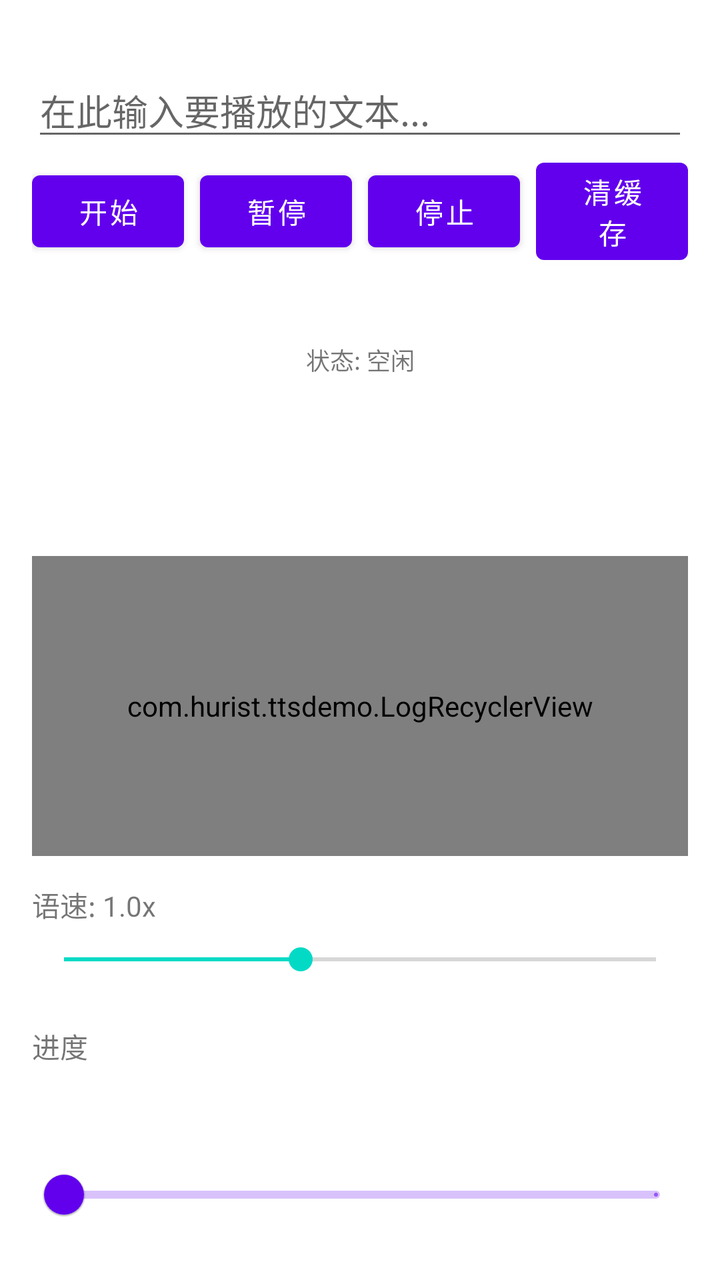
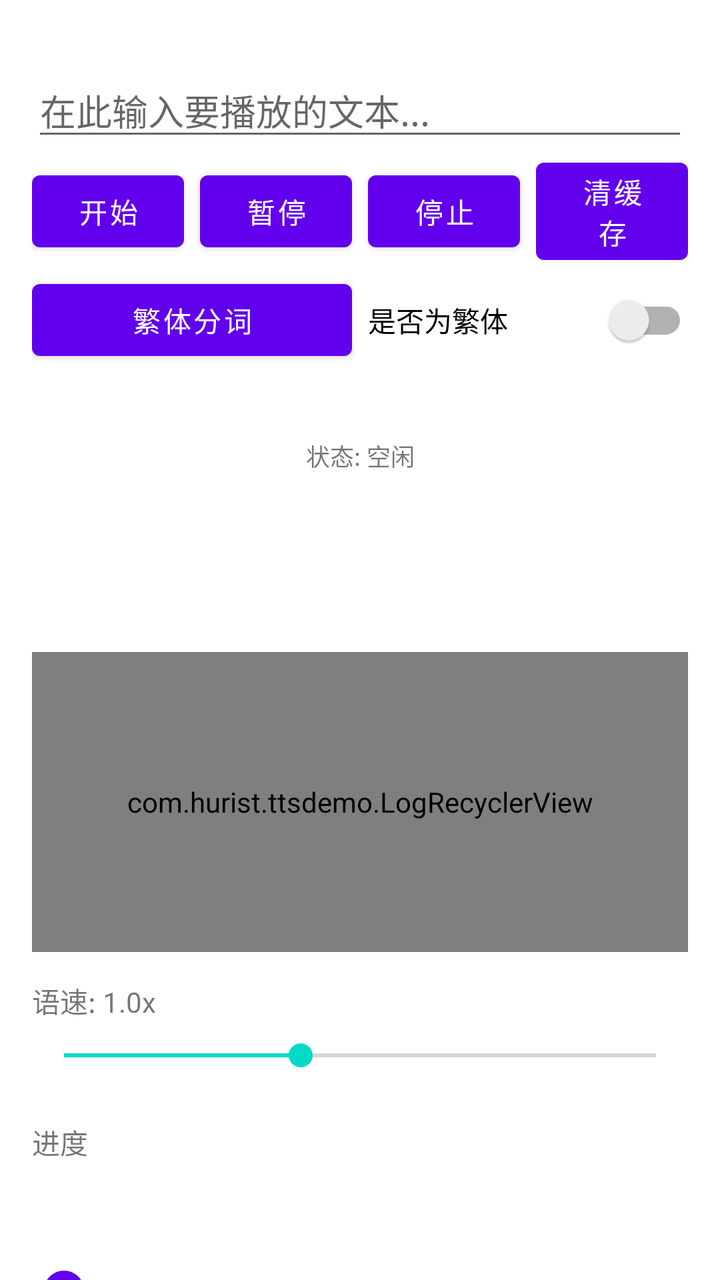

The first picture is an Android layout as it rendered before a commit; the second is the same layout after the commit. The layout source and the unified diff follow.
<!-- AndroidManifest.xml: activity theme Theme.MaterialComponents.DayNight.NoActionBar -->
<!-- res/layout/activity_main.xml -->
<?xml version="1.0" encoding="utf-8"?>
<androidx.core.widget.NestedScrollView xmlns:android="http://schemas.android.com/apk/res/android"
    xmlns:app="http://schemas.android.com/apk/res-auto"
    xmlns:tools="http://schemas.android.com/tools"
    android:layout_width="match_parent"
    android:layout_height="match_parent">

    <androidx.appcompat.widget.LinearLayoutCompat
        android:id="@+id/main"
        android:layout_width="match_parent"
        android:layout_height="match_parent"
        android:orientation="vertical"
        android:padding="16dp"
        tools:context=".MainActivity">

        <EditText
            android:id="@+id/editTextInput"
            android:layout_width="match_parent"
            android:layout_height="wrap_content"
            android:layout_marginTop="16dp"
            android:gravity="top|start"
            android:hint="在此输入要播放的文本..."
            android:inputType="textMultiLine"
            android:maxLines="5"
            android:minLines="1"
            android:scrollbars="vertical"
            app:layout_constraintEnd_toEndOf="parent"
            app:layout_constraintStart_toStartOf="parent"
            app:layout_constraintTop_toTopOf="parent" />

        <androidx.appcompat.widget.LinearLayoutCompat
            android:layout_width="match_parent"
            android:layout_height="wrap_content"
            android:gravity="center_vertical"
            android:orientation="horizontal">


            <Button
                android:id="@+id/buttonPlay"
                android:layout_width="0dp"
                android:layout_height="wrap_content"
                android:layout_marginEnd="8dp"
                android:layout_weight="1"
                android:text="开始"
                app:layout_constraintEnd_toStartOf="@id/buttonPause"
                app:layout_constraintStart_toStartOf="parent"
                app:layout_constraintTop_toBottomOf="@id/spinnerVoice" />

            <Button
                android:id="@+id/buttonPause"
                android:layout_width="0dp"
                android:layout_height="wrap_content"
                android:layout_marginEnd="8dp"
                android:layout_weight="1"

                android:text="暂停"
                app:layout_constraintEnd_toStartOf="@id/buttonStop"
                app:layout_constraintStart_toEndOf="@id/buttonPlay"
                app:layout_constraintTop_toTopOf="@id/buttonPlay" />

            <Button
                android:id="@+id/buttonStop"
                android:layout_width="0dp"
                android:layout_height="wrap_content"
                android:layout_marginEnd="8dp"
                android:layout_weight="1"
                android:text="停止"
                app:layout_constraintEnd_toStartOf="@id/buttonClear"
                app:layout_constraintStart_toEndOf="@id/buttonPause"
                app:layout_constraintTop_toTopOf="@id/buttonPlay" />

            <Button
                android:id="@+id/buttonClear"
                android:layout_width="0dp"
                android:layout_height="wrap_content"
                android:layout_weight="1"
                android:text="清缓存"
                app:layout_constraintEnd_toEndOf="parent"
                app:layout_constraintStart_toEndOf="@id/buttonStop"
                app:layout_constraintTop_toTopOf="@id/buttonPlay" />

        </androidx.appcompat.widget.LinearLayoutCompat>


        <TextView
            android:id="@+id/textViewStatus"
            android:layout_width="match_parent"
            android:layout_height="wrap_content"
            android:layout_marginTop="4dp"
            android:gravity="center"
            android:minHeight="80dp"
            android:text="状态: 空闲"
            android:textSize="12sp"
            app:layout_constraintEnd_toEndOf="parent"
            app:layout_constraintStart_toStartOf="parent"
            app:layout_constraintTop_toBottomOf="@id/buttonPlay" />

        <TextView
            android:id="@+id/currentText"
            android:layout_width="match_parent"
            android:layout_height="wrap_content"
            android:minHeight="50dp"
            android:textSize="10sp" />

        <com.hurist.ttsdemo.LogRecyclerView
            android:id="@+id/logRecyclerView"
            android:layout_width="match_parent"
            android:layout_height="150dp"
            android:layout_marginTop="8dp"
            android:gravity="center"
            app:layout_constraintEnd_toEndOf="parent"
            app:layout_constraintStart_toStartOf="parent"
            app:layout_constraintTop_toBottomOf="@id/buttonPlay" />

        <TextView
            android:id="@+id/textViewSpeed"
            android:layout_width="wrap_content"
            android:layout_height="wrap_content"
            android:layout_marginTop="14dp"
            android:text="语速: 1.0x"
            app:layout_constraintStart_toStartOf="parent"
            app:layout_constraintTop_toBottomOf="@id/uidInput" />

        <SeekBar
            android:id="@+id/seekBarSpeed"
            android:layout_width="match_parent"
            android:layout_height="wrap_content"
            android:layout_marginTop="8dp"
            android:max="25"
            android:progress="10"
            app:layout_constraintEnd_toEndOf="parent"
            app:layout_constraintStart_toStartOf="parent"
            app:layout_constraintTop_toBottomOf="@id/textViewSpeed" />

        <TextView
            android:id="@+id/textViewProgress"
            android:layout_width="wrap_content"
            android:layout_height="wrap_content"
            android:layout_marginTop="24dp"
            android:text="进度"
            app:layout_constraintStart_toStartOf="parent"
            app:layout_constraintTop_toBottomOf="@id/seekBarSpeed" />

        <com.google.android.material.slider.Slider
            android:id="@+id/progress"
            android:layout_width="match_parent"
            android:layout_height="wrap_content"
            android:layout_marginTop="8dp"
            android:stepSize="1"
            android:value="0"
            android:valueFrom="0.0"
            android:valueTo="1.0"
            app:labelBehavior="visible"
            app:layout_constraintEnd_toEndOf="parent"
            app:layout_constraintStart_toStartOf="parent"
            app:layout_constraintTop_toBottomOf="@id/textViewProgress"
            app:tickVisible="true" />

        <TextView
            android:id="@+id/textViewVoice"
            android:layout_width="wrap_content"
            android:layout_height="wrap_content"
            android:layout_marginTop="16dp"
            android:text="发音人:"
            app:layout_constraintStart_toStartOf="parent"
            app:layout_constraintTop_toBottomOf="@id/progress" />

        <Spinner
            android:id="@+id/spinnerVoice"
            android:layout_width="match_parent"
            android:layout_height="wrap_content"
            android:layout_marginTop="8dp"
            app:layout_constraintEnd_toEndOf="parent"
            app:layout_constraintStart_toStartOf="parent"
            app:layout_constraintTop_toBottomOf="@id/textViewVoice" />


        <EditText
            android:id="@+id/tokenInput"
            android:layout_width="match_parent"
            android:layout_height="wrap_content"
            android:layout_marginTop="8dp"
            android:gravity="top|start"
            android:hint="token输入框"
            android:inputType="textMultiLine"
            android:scrollbars="vertical"
            android:text="yOqsngQ5CQ16j091qU8Rgvu/v5VskVLSnkjWORlDIrfQi+7DvEJoeiKv7MdsXY7o"
            android:visibility="gone" />

        <EditText
            android:id="@+id/uidInput"
            android:layout_width="match_parent"
            android:layout_height="wrap_content"
            android:layout_marginTop="16dp"
            android:gravity="top|start"
            android:hint="uid输入框"
            android:inputType="textMultiLine"
            android:scrollbars="vertical"
            android:text="925813821"
            android:visibility="gone" />


    </androidx.appcompat.widget.LinearLayoutCompat>
</androidx.core.widget.NestedScrollView>
<!-- resources referenced by this layout -->
<resources>

</resources>

<!-- the commit's change to res/layout/activity_main.xml (unified diff, before → after) -->
@@ -79,6 +79,60 @@
                 app:layout_constraintStart_toEndOf="@id/buttonStop"
                 app:layout_constraintTop_toTopOf="@id/buttonPlay" />
 
+
+        </androidx.appcompat.widget.LinearLayoutCompat>
+
+
+        <androidx.appcompat.widget.LinearLayoutCompat
+            android:layout_width="match_parent"
+            android:layout_height="wrap_content"
+            android:gravity="center_vertical"
+            android:orientation="horizontal">
+
+
+            <Button
+                android:id="@+id/buttonFanTi"
+                android:layout_width="0dp"
+                android:layout_height="wrap_content"
+                android:layout_marginEnd="8dp"
+                android:layout_weight="1"
+                android:text="繁体测试"
+                android:visibility="gone"
+                app:layout_constraintEnd_toStartOf="@id/buttonPause"
+                app:layout_constraintStart_toStartOf="parent"
+                app:layout_constraintTop_toBottomOf="@id/spinnerVoice" />
+
+            <Button
+                android:id="@+id/buttonSegment"
+                android:layout_width="0dp"
+                android:layout_height="wrap_content"
+                android:layout_marginEnd="8dp"
+                android:layout_weight="1"
+                android:text="繁体分词"
+                app:layout_constraintEnd_toStartOf="@id/buttonStop"
+                app:layout_constraintStart_toEndOf="@id/buttonPlay"
+                app:layout_constraintTop_toTopOf="@id/buttonPlay" />
+
+            <Button
+                android:id="@+id/buttonJian"
+                android:layout_width="0dp"
+                android:layout_height="wrap_content"
+                android:layout_marginEnd="8dp"
+                android:layout_weight="1"
+                android:text="简体多音"
+                android:visibility="gone"
+                app:layout_constraintEnd_toStartOf="@id/buttonStop"
+                app:layout_constraintStart_toEndOf="@id/buttonPlay"
+                app:layout_constraintTop_toTopOf="@id/buttonPlay" />
+
+            <androidx.appcompat.widget.SwitchCompat
+                android:id="@+id/transSwitch"
+                android:layout_width="0dp"
+                android:layout_weight="1"
+                android:layout_height="wrap_content"
+                android:text="是否为繁体"/>
+
+
         </androidx.appcompat.widget.LinearLayoutCompat>
 
 
